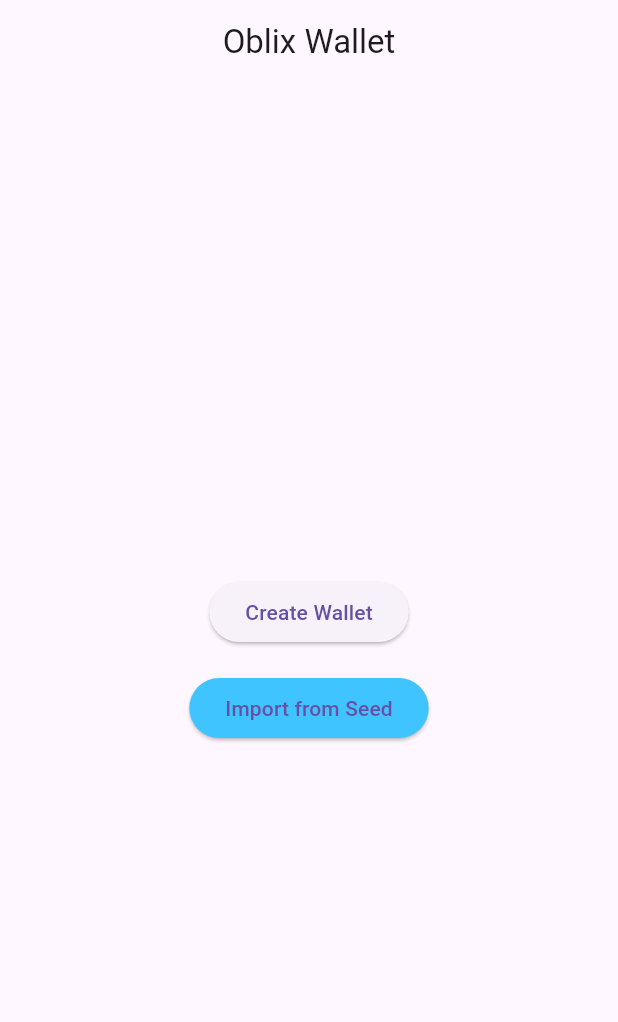
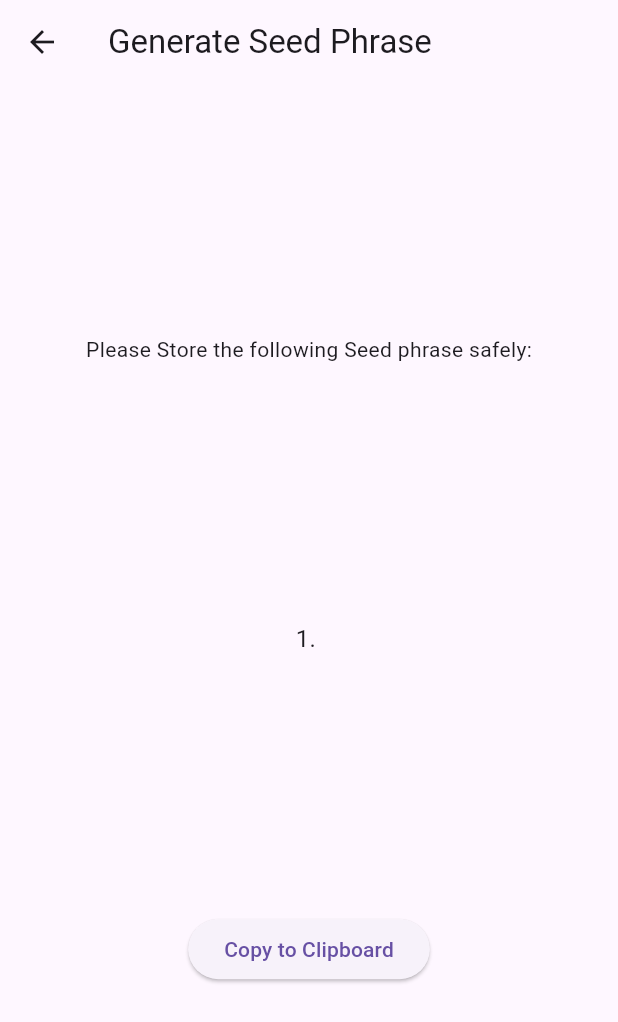
Before and after one commit to skwasimrazzak/oblix-wallet, a Flutter app: the screen it shows after launch, after a tap on "Create Wallet", on a phone screen of 412 x 824 dp. Shown: the top 1022 px of the screen. Run offline on Flutter 3.47's test engine with Material 3 defaults, Android fonts, the phone set to English and light mode, and no system bars; our stand-ins replace hex, shared_preferences; missing offline and left inert: bip39, bip39_mnemonic, ed25519_hd_key, web3dart.

Commit message:
Generate Mnemonic Screen Setup

```diff
--- /dev/null
+++ b/lib/generate_mnemonic_screen.dart
@@ -0,0 +1,51 @@
+import 'package:flutter/material.dart';
+import 'package:flutter/services.dart';
+import 'package:oblix_wallet/wallet_provider.dart';
+import 'package:provider/provider.dart';
+
+class GenerateMnemonicScreen extends StatelessWidget {
+  const GenerateMnemonicScreen({super.key});
+
+  @override
+  Widget build(BuildContext context) {
+    final walletProvider = Provider.of<WalletProvider>(context);
+    final mnemonic = walletProvider.generateMnemonic();
+    final mnemonicWord = mnemonic.split(' ');
+    void copyToClipboard() {
+      Clipboard.setData(ClipboardData(text: mnemonic));
+      ScaffoldMessenger.of(
+        context,
+      ).showSnackBar(SnackBar(content: Text('Mnemonic Copied to Clipboard')));
+    }
+
+    return Scaffold(
+      appBar: AppBar(title: Text('Generate Seed Phrase')),
+      body: Center(
+        child: Column(
+          mainAxisAlignment: MainAxisAlignment.spaceEvenly,
+          children: [
+            Text('Please Store the following Seed phrase safely:'),
+            Column(
+              children: List.generate(
+                mnemonicWord.length,
+                (index) => Padding(
+                  padding: EdgeInsets.symmetric(vertical: 4.0),
+                  child: Text(
+                    '${index + 1}. ${mnemonicWord[index]}',
+                    style: TextStyle(fontSize: 16.0),
+                  ),
+                ),
+              ),
+            ),
+            ElevatedButton(
+              onPressed: () {
+                copyToClipboard();
+              },
+              child: Text('Copy to Clipboard'),
+            ),
+          ],
+        ),
+      ),
+    );
+  }
+}
--- a/lib/welcome_screen.dart
+++ b/lib/welcome_screen.dart
@@ -1,4 +1,5 @@
 import 'package:flutter/material.dart';
+import 'package:oblix_wallet/generate_mnemonic_screen.dart';
 import 'package:oblix_wallet/wallet_provider.dart';
 import 'package:provider/provider.dart';
 
@@ -16,13 +17,19 @@ class WelcomeScreen extends StatelessWidget {
           children: [
             ElevatedButton(
               onPressed: () async {
-                final mnemonic = walletProvider.generateMnemonic();
-                final privateKey = await walletProvider.getPrivateKey(mnemonic);
-                final publicKey = await walletProvider.getPublicKey(privateKey);
-
-                print('Mnemonic: $mnemonic');
-                print('Private Key: $privateKey');
-                print('Public Key: $publicKey');
+                // final mnemonic = walletProvider.generateMnemonic();
+                // final privateKey = await walletProvider.getPrivateKey(mnemonic);
+                // final publicKey = await walletProvider.getPublicKey(privateKey);
+                //
+                // print('Mnemonic: $mnemonic');
+                // print('Private Key: $privateKey');
+                // print('Public Key: $publicKey');
+                Navigator.push(
+                  context,
+                  MaterialPageRoute(
+                    builder: (context) => GenerateMnemonicScreen(),
+                  ),
+                );
               },
               child: Text('Create Wallet'),
             ),
```
